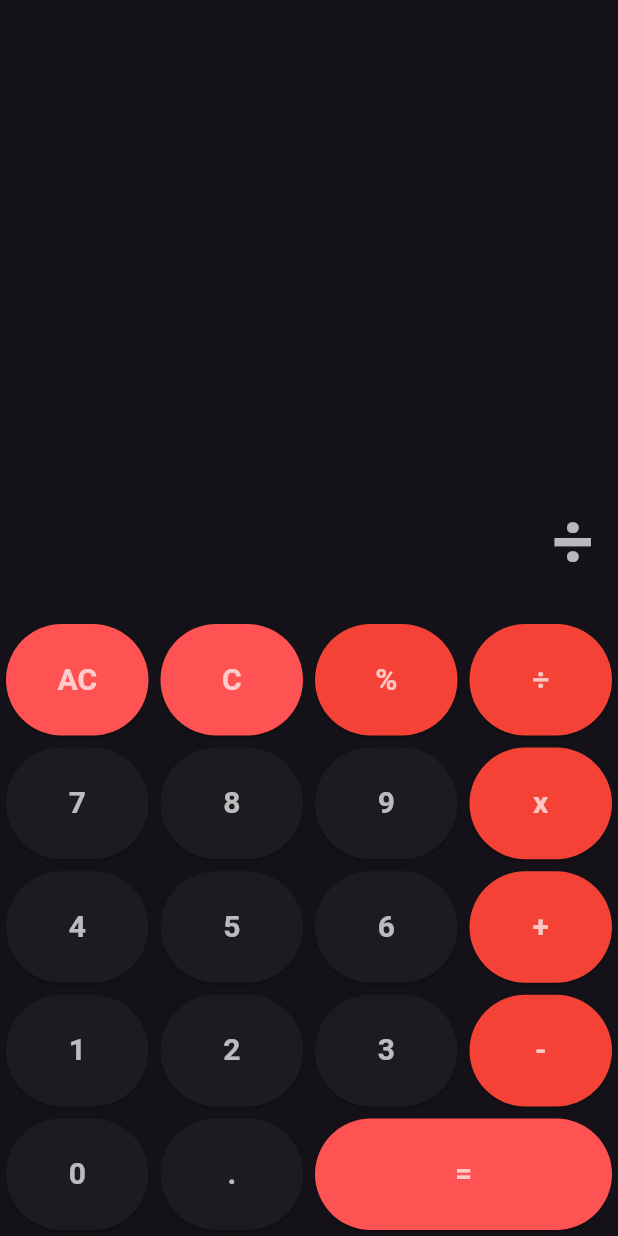
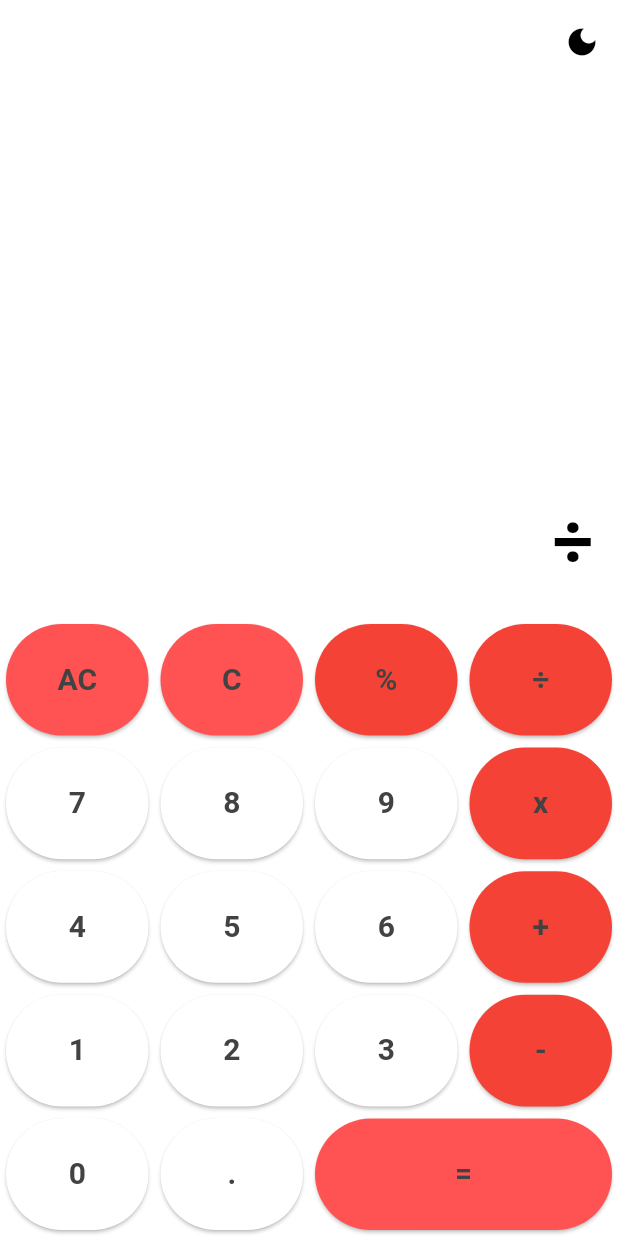
Before and after one commit to TheRealHex/minimal-calculator, a Flutter app: the screen it shows after launch, after a tap on an icon or button, on a phone screen of 412 x 824 dp. Run offline on Flutter 3.47's test engine with Material 3 defaults, Android fonts, the phone set to English and light mode, and no system bars.

Commit message:
feature: dark-light mode

```diff
--- a/lib/constants/style.dart
+++ b/lib/constants/style.dart
@@ -3,13 +3,25 @@ import 'package:flutter/material.dart';
 TextStyle outputTextStyle = const TextStyle(
   fontSize: 48,
   fontWeight: FontWeight.bold,
-  // color: Colors.black54,
-  color: Colors.white70,
 );
 
 TextStyle inputTextStyle = const TextStyle(
   fontSize: 20,
   fontWeight: FontWeight.bold,
-  // color: Colors.black54,
-  color: Colors.white70,
 );
+
+ThemeData lightTheme = ThemeData(
+  brightness: Brightness.light,
+  colorScheme: ColorScheme.light(
+    background: Colors.white,
+    primary: Colors.grey[800]!,
+  ),
+);
+
+ThemeData darkTheme = ThemeData(
+  brightness: Brightness.dark,
+  colorScheme: ColorScheme.dark(
+    background: Colors.black87,
+    primary: Colors.grey[300]!,
+  ),
+);
--- a/lib/main.dart
+++ b/lib/main.dart
@@ -1,21 +1,40 @@
 import 'package:flutter/material.dart';
 import 'package:minimal_calculator/screens/home.dart';
 
+import 'constants/style.dart';
+
 void main() {
-  runApp(const MyApp());
+  runApp(const Main());
 }
 
-class MyApp extends StatelessWidget {
-  const MyApp({super.key});
+bool isDark = false;
+ThemeData activeTheme = lightTheme;
 
+class Main extends StatefulWidget {
+  const Main({super.key});
+
+  @override
+  State<Main> createState() => _MainState();
+}
+
+class _MainState extends State<Main> {
   // This widget is the root of your application.
   @override
   Widget build(BuildContext context) {
     return MaterialApp(
       debugShowCheckedModeBanner: false,
       title: 'Calculator',
-      theme: ThemeData.dark(),
-      home: const Home(),
+      theme: activeTheme,
+      // darkTheme: darkTheme,
+      home: Home(toggleTheme: toggleTheme),
     );
   }
+
+  // callback function
+  void toggleTheme() {
+    setState(() {
+      isDark = !isDark;
+      activeTheme = isDark ? darkTheme : lightTheme;
+    });
+  }
 }
--- a/lib/screens/home.dart
+++ b/lib/screens/home.dart
@@ -4,7 +4,8 @@ import 'package:minimal_calculator/constants/btn_values.dart';
 import '../constants/style.dart';
 
 class Home extends StatefulWidget {
-  const Home({super.key});
+  final VoidCallback toggleTheme;
+  const Home({super.key, required this.toggleTheme});
 
   @override
   State<Home> createState() => _HomeState();
@@ -16,7 +17,15 @@ class _HomeState extends State<Home> {
   Widget build(BuildContext context) {
     final screenSize = MediaQuery.of(context).size;
     return Scaffold(
-      appBar: AppBar(),
+      appBar: AppBar(
+        backgroundColor: Theme.of(context).colorScheme.background,
+        actions: [
+          IconButton(
+            onPressed: widget.toggleTheme,
+            icon: const Icon(Icons.dark_mode),
+          )
+        ],
+      ),
       body: SafeArea(
         bottom: false,
         child: Column(
@@ -93,9 +102,6 @@ class _HomeState extends State<Home> {
   void percentage() {
     if (num1.isNotEmpty && operand.isEmpty && num2.isNotEmpty) {
       // TODO calc percentage
-      // final res = num1 operand num2;
-      // num1 = res;
-      // debugPrint('percent');
     }
     if (operand.isNotEmpty) return;
     final numA = double.parse(num1);
```
